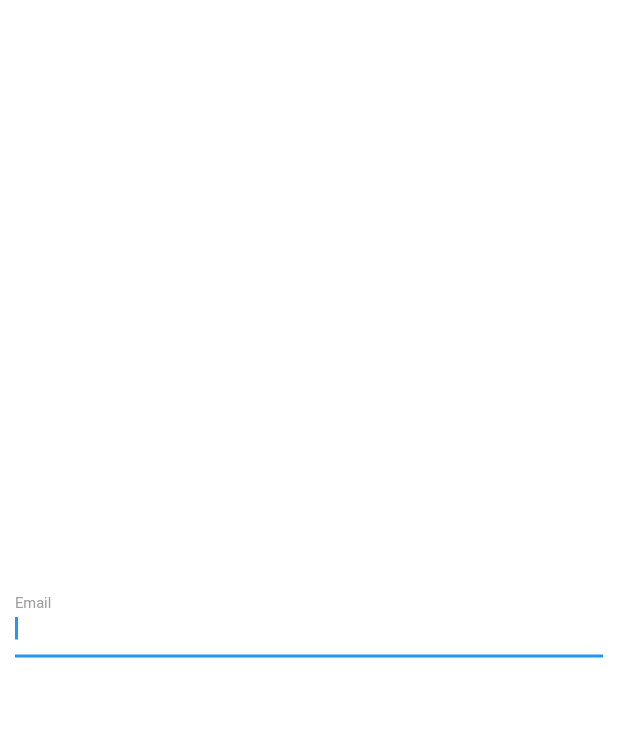
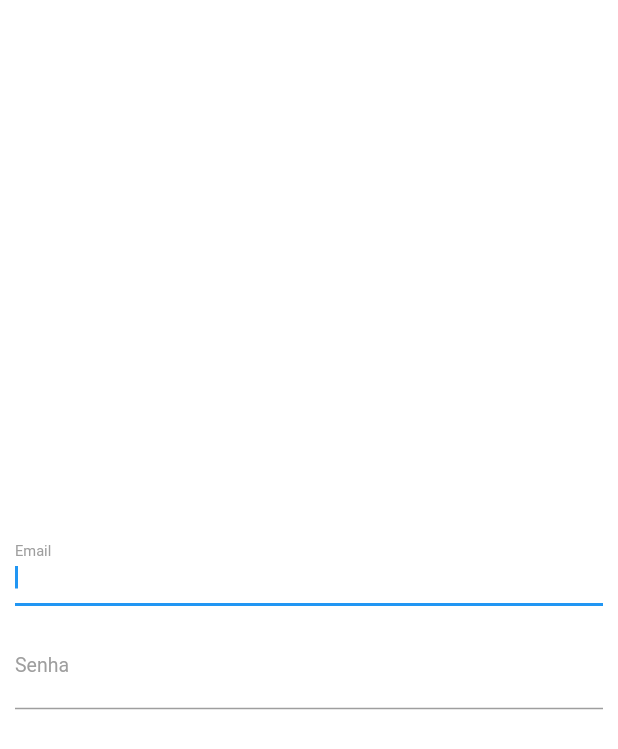
Before and after one commit to Mauricio-Nazario/psel-shinier-2021, a Flutter app: the screen it shows after launch, on a phone screen of 412 x 824 dp. Shown: the top 749 px of the screen. Run offline on Flutter 3.47's test engine with Material 2 defaults, Android fonts, the phone set to English and light mode, and no system bars.

Commit message:
Tela de login com email e senha

```diff
--- a/lib/widgets/login.dart
+++ b/lib/widgets/login.dart
@@ -29,12 +29,27 @@ class _LoginState extends State<Login> {
                 ),
                 style: TextStyle(fontSize: 13
                 ),
-
-              )
+              ),
+              SizedBox(
+                height: 12,
+              ),
+              TextFormField(
+                autofocus: true,
+                keyboardType: TextInputType.text,
+                obscureText: true,
+                decoration: InputDecoration(
+                  labelText: "Senha",
+                  labelStyle: TextStyle(
+                    color: Colors.grey,
+                    fontWeight: FontWeight.w400,
+                    fontSize: 13,
+                  ),
+                ),
+              ),
 
           ],)
 
-        )
+        ),
       ),
 
 
```
